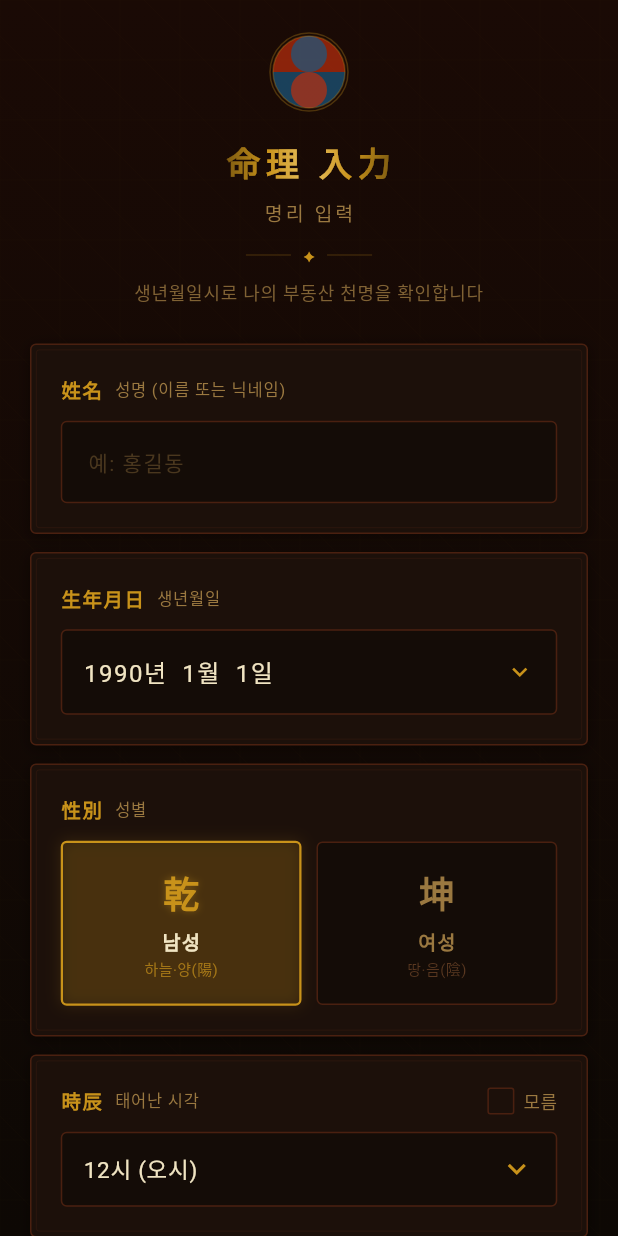
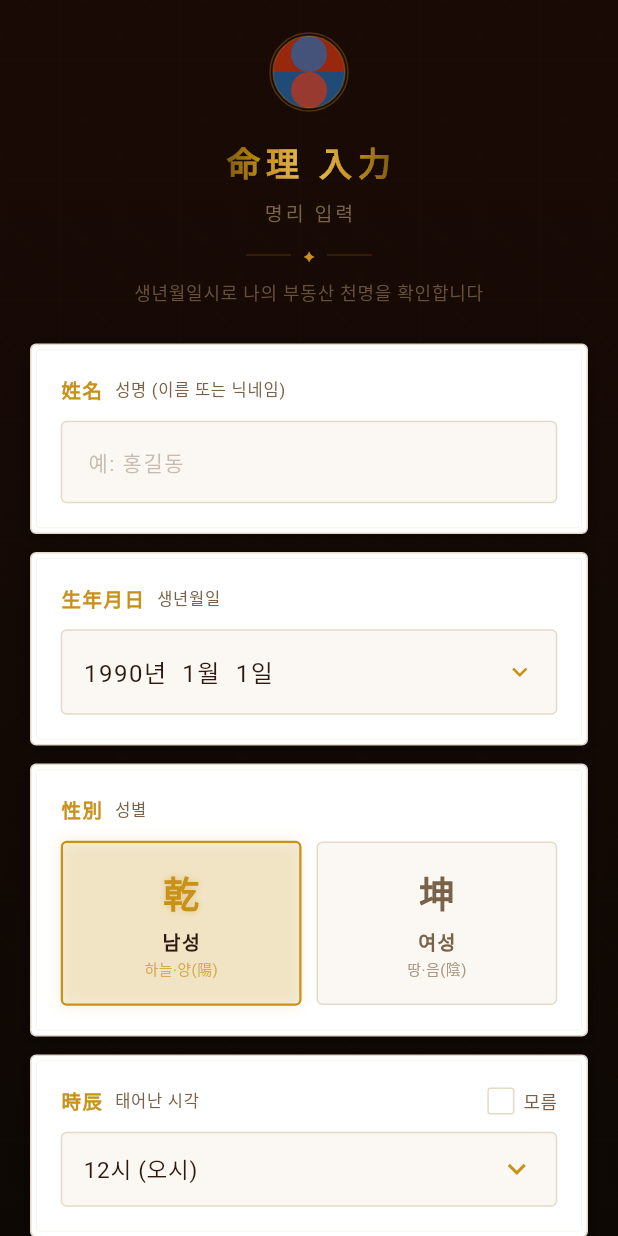
Before and after one commit to luzysal76/realestate-saju, a Flutter app: the screen it shows after launch, on a phone screen of 412 x 824 dp. Run offline on Flutter 3.47's test engine with Material 3 defaults, Android fonts, the phone set to English and light mode, and no system bars; drawn by our look-alikes of flutter_animate; our stand-ins replace fl_chart, hive, hive_flutter, share_plus, shared_preferences, table_calendar; accounts and stored records are empty; network calls fail; Roboto replaces fonts that are missing (NotoSerifKR).

Commit message:
feat: 다크 테마 → 따뜻한 크림/베이지 라이트 테마로 전환
- AppColors 전체 색상 팔레트 교체 (먹빛 → 크림/베이지)
- AppTheme.light 추가, AppTheme.dark는 light를 반환 (main.dart 호환)
- brightness: Brightness.light / ColorScheme.light 적용
- ElevatedButton: 금색 배경 + 흰 텍스트
- Card: elevation 2 + boxShadow 효과
- 오방색 약간 더 선명하게 조정

Co-Authored-By: Claude Sonnet 4.6 <noreply@anthropic.com>

```diff
--- a/lib/core/theme/app_theme.dart
+++ b/lib/core/theme/app_theme.dart
@@ -1,41 +1,41 @@
 import 'package:flutter/material.dart';
 
-/// 전통 한국 색채 팔레트 — 단청(丹靑) + 한지(韓紙) + 오방색(五方色)
+/// 따뜻한 크림/베이지 라이트 테마 — Change Mind 앱 스타일
 class AppColors {
-  // ─── 배경계 (먹빛 계열) ────────────────────────────
-  static const Color surface   = Color(0xFF0D0804);  // 먹색 (濃墨)
-  static const Color cardBg    = Color(0xFF1C100A);  // 한지 그림자
-  static const Color cardBg2   = Color(0xFF261508);  // 한지 카드
-  static const Color divider   = Color(0xFF4A2010);  // 단청 선
+  // ─── 배경계 (크림/베이지 계열) ────────────────────────
+  static const Color surface   = Color(0xFFF7F2EA);  // 따뜻한 크림
+  static const Color cardBg    = Color(0xFFFFFFFF);  // 흰 카드
+  static const Color cardBg2   = Color(0xFFF0EAE0);  // 연한 크림 카드
+  static const Color divider   = Color(0xFFE5D9C8);  // 따뜻한 베이지 구분선
 
-  // ─── 주 색채 (단청 금/적) ─────────────────────────
-  static const Color primary      = Color(0xFF1A0A05); // 흑색 베이스
-  static const Color primaryLight = Color(0xFF3D1A08); // 짙은 적갈
-  static const Color accent       = Color(0xFFC8921A); // 전통 금(黃金)
+  // ─── 주 색채 (갈색/금색 계열) ─────────────────────────
+  static const Color primary      = Color(0xFF2C1A0E); // 짙은 따뜻한 갈색 (배경용)
+  static const Color primaryLight = Color(0xFFF0EAE0); // 연한 크림
+  static const Color accent       = Color(0xFFC8921A); // 전통 금(黃金) 유지
   static const Color accentLight  = Color(0xFFE0A830); // 밝은 금
-  static const Color accentDim    = Color(0xFF7A5810); // 어두운 금
+  static const Color accentDim    = Color(0xFF9A6E10); // 어두운 금
 
-  // ─── 텍스트 (한지색) ─────────────────────────────
-  static const Color textPrimary   = Color(0xFFF0E4C2); // 한지 크림
-  static const Color textSecondary = Color(0xFF9A7840); // 황토 갈색
-  static const Color textMuted     = Color(0xFF5A3820); // 어두운 갈색
+  // ─── 텍스트 (갈색 계열) ──────────────────────────────
+  static const Color textPrimary   = Color(0xFF2C1A0E); // 짙은 갈색
+  static const Color textSecondary = Color(0xFF7A6248); // 중간 갈색
+  static const Color textMuted     = Color(0xFFA89882); // 밝은 갈색
 
-  // ─── 단청 포인트 컬러 ─────────────────────────────
-  static const Color red   = Color(0xFF9B2010); // 단청 적(赤)
-  static const Color teal  = Color(0xFF1B5E50); // 단청 청(靑)
-  static const Color jade  = Color(0xFF2D6B3A); // 비취 녹(綠)
+  // ─── 포인트 컬러 ──────────────────────────────────────
+  static const Color red   = Color(0xFF9B2010); // 전통 적(赤)
+  static const Color teal  = Color(0xFF2E7A5A); // 밝은 초록
+  static const Color jade  = Color(0xFF3D8A4A); // 비취 녹(綠)
 
-  // ─── 오행색 (五行色) — 전통 오방색 기반 ─────────────
+  // ─── 오행색 (五行色) — 오방색 기반, 약간 더 선명하게 ────
   // 목(木) 청색(靑) — 동쪽, 봄, 나무
-  static const Color mokColor  = Color(0xFF2E7D5A);
+  static const Color mokColor  = Color(0xFF3D8A5A);
   // 화(火) 적색(赤) — 남쪽, 여름, 불
-  static const Color hwaColor  = Color(0xFFBB2E0E);
+  static const Color hwaColor  = Color(0xFFCC3311);
   // 토(土) 황색(黃) — 중앙, 환절기, 흙
-  static const Color toColor   = Color(0xFFC08010);
+  static const Color toColor   = Color(0xFFC88810);
   // 금(金) 백색(白) — 서쪽, 가을, 쇠
-  static const Color geumColor = Color(0xFFC0B090);
+  static const Color geumColor = Color(0xFF9AA0A8);
   // 수(水) 흑색(黑) — 북쪽, 겨울, 물
-  static const Color suColor   = Color(0xFF1A5880);
+  static const Color suColor   = Color(0xFF2266AA);
 
   static Color getOehaengColor(String oe) {
     switch (oe) {
@@ -48,23 +48,23 @@ class AppColors {
     }
   }
 
-  // ─── 그라디언트 ───────────────────────────────────
+  // ─── 그라디언트 ───────────────────────────────────────
 
-  /// 배경 그라디언트 — 먹빛 옻칠 효과
+  /// 배경 그라디언트 — 따뜻한 크림 톤
   static LinearGradient get mainGradient => const LinearGradient(
     begin: Alignment.topCenter,
     end: Alignment.bottomCenter,
-    colors: [Color(0xFF1A0A05), Color(0xFF0D0804)],
+    colors: [Color(0xFFF7F2EA), Color(0xFFEDE5D5)],
   );
 
-  /// 카드 그라디언트 — 단청 적갈 톤
+  /// 카드 그라디언트 — 흰색 → 연한 크림
   static LinearGradient get cardGradient => const LinearGradient(
     begin: Alignment.topLeft,
     end: Alignment.bottomRight,
-    colors: [Color(0xFF261508), Color(0xFF1C100A)],
+    colors: [Color(0xFFFFFFFF), Color(0xFFF5EFE5)],
   );
 
-  /// 금빛 그라디언트 — 전통 금박 효과
+  /// 금빛 그라디언트 — 전통 금박 효과 (기존 유지)
   static LinearGradient get goldGradient => const LinearGradient(
     colors: [
       Color(0xFF7A5810),
@@ -75,24 +75,24 @@ class AppColors {
     ],
   );
 
-  /// 단청 헤더 그라디언트
+  /// 헤더 그라디언트 — 따뜻한 베이지
   static LinearGradient get headerGradient => const LinearGradient(
     begin: Alignment.topLeft,
     end: Alignment.bottomRight,
-    colors: [Color(0xFF2A1005), Color(0xFF1A0804), Color(0xFF0D0804)],
+    colors: [Color(0xFFF0E8D5), Color(0xFFE8DCC5)],
   );
 }
 
 class AppTheme {
-  static ThemeData get dark => ThemeData(
+  static ThemeData get light => ThemeData(
     useMaterial3: true,
-    brightness: Brightness.dark,
+    brightness: Brightness.light,
     scaffoldBackgroundColor: AppColors.surface,
-    colorScheme: const ColorScheme.dark(
+    colorScheme: const ColorScheme.light(
       primary: AppColors.accent,
       secondary: AppColors.teal,
       surface: AppColors.cardBg,
-      onPrimary: AppColors.primary,
+      onPrimary: Colors.white,
       onSurface: AppColors.textPrimary,
     ),
     textTheme: const TextTheme(
@@ -131,32 +131,34 @@ class AppTheme {
         letterSpacing: 1.5,
       ),
       iconTheme: const IconThemeData(color: AppColors.accent),
-      // 앱바 하단 금빛 구분선
       shape: const Border(
         bottom: BorderSide(color: AppColors.divider, width: 1),
       ),
     ),
     elevatedButtonTheme: ElevatedButtonThemeData(
       style: ElevatedButton.styleFrom(
-        backgroundColor: AppColors.accentDim,
-        foregroundColor: AppColors.textPrimary,
+        backgroundColor: AppColors.accent,
+        foregroundColor: Colors.white,
         padding: const EdgeInsets.symmetric(vertical: 16, horizontal: 32),
         shape: RoundedRectangleBorder(
           borderRadius: BorderRadius.circular(4),
-          side: const BorderSide(color: AppColors.accent, width: 1),
+          side: const BorderSide(color: AppColors.accentDim, width: 1),
         ),
         textStyle: const TextStyle(
           fontFamily: 'NotoSerifKR',
           fontSize: 16, fontWeight: FontWeight.bold,
           letterSpacing: 1,
         ),
+        elevation: 2,
+        shadowColor: Colors.black26,
       ),
     ),
     cardTheme: CardTheme(
       color: AppColors.cardBg,
-      elevation: 0,
+      elevation: 2,
+      shadowColor: Colors.black12,
       shape: RoundedRectangleBorder(
-        borderRadius: BorderRadius.circular(4),
+        borderRadius: BorderRadius.circular(8),
         side: const BorderSide(color: AppColors.divider, width: 1),
       ),
     ),
@@ -174,5 +176,12 @@ class AppTheme {
       iconColor: AppColors.accent,
       textColor: AppColors.textPrimary,
     ),
+    dividerTheme: const DividerThemeData(
+      color: AppColors.divider,
+      thickness: 1,
+    ),
   );
+
+  /// main.dart 호환성 유지 — dark getter는 light 테마를 반환
+  static ThemeData get dark => light;
 }
```
